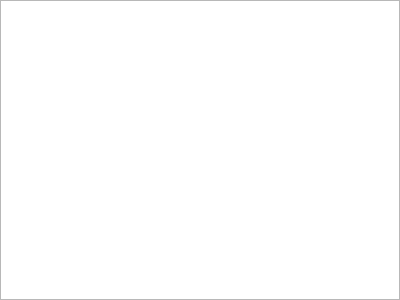
First picture: the form in debugger/codebrowserdialog.ui, repository christopherpow/nesicide, before the edit.
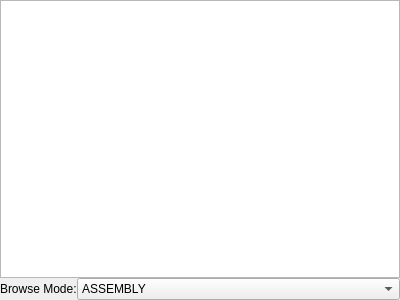
Second picture: the form after the edit.

```diff
--- a/debugger/codebrowserdialog.ui
+++ b/debugger/codebrowserdialog.ui
@@ -10,6 +10,12 @@
     <height>300</height>
    </rect>
   </property>
+  <property name="sizePolicy">
+   <sizepolicy hsizetype="MinimumExpanding" vsizetype="Preferred">
+    <horstretch>0</horstretch>
+    <verstretch>0</verstretch>
+   </sizepolicy>
+  </property>
   <property name="windowTitle">
    <string>Dialog</string>
   </property>
@@ -20,8 +26,14 @@
    <property name="spacing">
     <number>0</number>
    </property>
-   <item row="0" column="0">
+   <item row="0" column="0" colspan="2">
     <widget class="QTableView" name="tableView">
+     <property name="sizePolicy">
+      <sizepolicy hsizetype="Expanding" vsizetype="Expanding">
+       <horstretch>0</horstretch>
+       <verstretch>0</verstretch>
+      </sizepolicy>
+     </property>
      <property name="frameShadow">
       <enum>QFrame::Plain</enum>
      </property>
@@ -81,6 +93,39 @@
      </attribute>
     </widget>
    </item>
+   <item row="1" column="0" colspan="2">
+    <layout class="QFormLayout" name="formLayout">
+     <property name="fieldGrowthPolicy">
+      <enum>QFormLayout::AllNonFixedFieldsGrow</enum>
+     </property>
+     <item row="0" column="0">
+      <widget class="QLabel" name="label">
+       <property name="text">
+        <string>Browse Mode:</string>
+       </property>
+      </widget>
+     </item>
+     <item row="0" column="1">
+      <widget class="QComboBox" name="displayMode">
+       <item>
+        <property name="text">
+         <string>ASSEMBLY</string>
+        </property>
+       </item>
+       <item>
+        <property name="text">
+         <string>SOURCE</string>
+        </property>
+       </item>
+       <item>
+        <property name="text">
+         <string>MIXED</string>
+        </property>
+       </item>
+      </widget>
+     </item>
+    </layout>
+   </item>
   </layout>
   <action name="actionBreak_on_CPU_execution_here">
    <property name="text">
```
Left out of the diff: 2 changed lines with no effect on the pictures.
